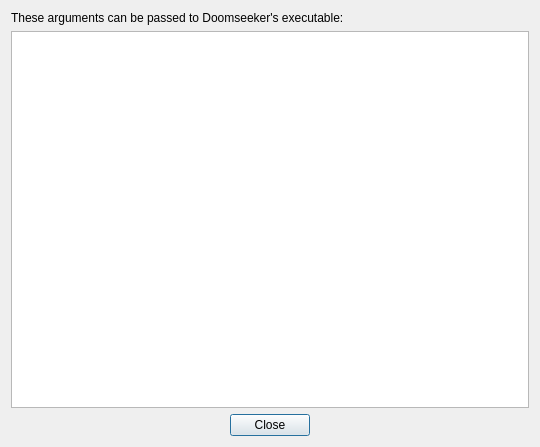
This is src/core/gui/programargshelpdialog.ui in Destroyerrrocket/doomseeker-unofficial as Qt 5 draws it before an edit. The edited form follows.
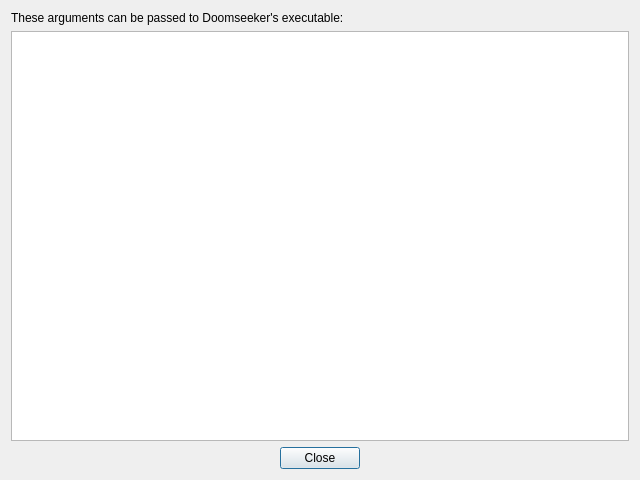
This is the edited form.

Commit message: - Be more verbose about what '--portable' cmd arg does.

What changed in the file:
```diff
--- a/src/core/gui/programargshelpdialog.ui
+++ b/src/core/gui/programargshelpdialog.ui
@@ -6,8 +6,8 @@
    <rect>
     <x>0</x>
     <y>0</y>
-    <width>540</width>
-    <height>447</height>
+    <width>640</width>
+    <height>480</height>
    </rect>
   </property>
   <property name="windowTitle">
```
The commit also changes 1 other file.
